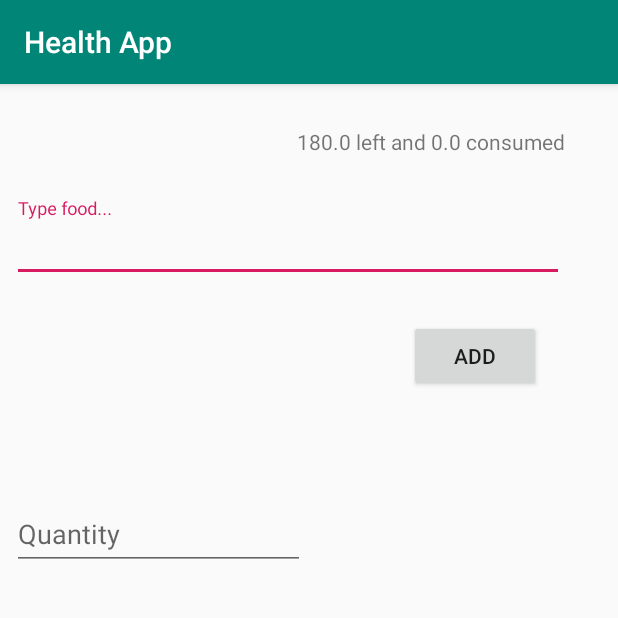
After one commit to lorenabodea/HealthApp, an Android app: the MenuActivity screen opened directly, with no data from a screen before it, on a phone screen of 412 x 824 dp, the top half of it. The commit adds this screen. Run offline under Robolectric (Android 15) with nearby library versions, the phone set to English and light mode, and no system bars; 1 statement that could not run was skipped.

Commit message:
added menu activity + parsed nutrients from foodAPI

```diff
--- a/app/src/main/AndroidManifest.xml
+++ b/app/src/main/AndroidManifest.xml
@@ -1,6 +1,8 @@
 <?xml version="1.0" encoding="utf-8"?>
 <manifest xmlns:android="http://schemas.android.com/apk/res/android"
     package="com.example.healthapp">
+
+    <uses-permission android:name="android.permission.INTERNET" />
 
     <application
         android:allowBackup="true"
@@ -9,7 +11,7 @@
         android:roundIcon="@mipmap/ic_launcher_round"
         android:supportsRtl="true"
         android:theme="@style/AppTheme">
-        <activity android:name=".CreateTreatmentProfileActivity"></activity>
+        <activity android:name=".CreateTreatmentProfileActivity" />
         <activity android:name=".CreateProfileActivity" />
         <activity android:name=".MainActivity">
             <intent-filter>
@@ -18,6 +20,8 @@
                 <category android:name="android.intent.category.LAUNCHER" />
             </intent-filter>
         </activity>
+        <activity android:name=".MenuActivity" />
+        <activity android:name=".DailyTreatmentActivity"></activity>
     </application>
 
 </manifest>
--- a/app/src/main/java/com/example/healthapp/CreateProfileActivity.java
+++ b/app/src/main/java/com/example/healthapp/CreateProfileActivity.java
@@ -1,15 +1,14 @@
 package com.example.healthapp;
 
 import android.content.Intent;
+import android.os.Bundle;
 import android.support.design.widget.TextInputEditText;
 import android.support.v7.app.AppCompatActivity;
-import android.os.Bundle;
 import android.view.Menu;
 import android.view.MenuInflater;
 import android.view.MenuItem;
 import android.view.View;
 import android.widget.Button;
-import android.widget.RadioButton;
 import android.widget.RadioGroup;
 import android.widget.Toast;
 
@@ -18,7 +17,6 @@ import com.example.healthapp.util.Constants;
 
 import java.text.ParseException;
 import java.util.Date;
-import java.util.TooManyListenersException;
 
 public class CreateProfileActivity extends AppCompatActivity {
 
--- /dev/null
+++ b/app/src/main/java/com/example/healthapp/MenuActivity.java
@@ -0,0 +1,112 @@
+package com.example.healthapp;
+
+import android.annotation.SuppressLint;
+import android.support.design.widget.TextInputEditText;
+import android.support.v7.app.AppCompatActivity;
+import android.os.Bundle;
+import android.view.View;
+import android.widget.Button;
+import android.widget.TextView;
+import android.widget.Toast;
+
+import com.example.healthapp.network.FoodParser;
+import com.example.healthapp.network.HTTPManager;
+import com.example.healthapp.util.Nutrients;
+import com.example.healthapp.util.Validations;
+
+import org.json.JSONException;
+
+import java.util.ArrayList;
+import java.util.List;
+
+public class MenuActivity extends AppCompatActivity {
+
+    TextInputEditText typeFood;
+    TextInputEditText quantity;
+    Button addBtn;
+    TextView remainingCarbsTV;
+    Nutrients nutrients = new Nutrients(0.0, 0.0);
+    List<Nutrients> nutrientsList;
+    Double remainingCarbs = 180.0;
+    Double totalKcals = 0.0;
+
+    @Override
+    protected void onCreate(Bundle savedInstanceState) {
+        super.onCreate(savedInstanceState);
+        setContentView(R.layout.activity_menu);
+
+        init();
+    }
+
+    private void init() {
+        typeFood = findViewById(R.id.menu_type_food_tie);
+        quantity = findViewById(R.id.menu_quantity);
+        addBtn = findViewById(R.id.menu_add_btn);
+        addBtn.setOnClickListener(addBtnClickEvent());
+        remainingCarbsTV = findViewById(R.id.menu_remainingCarbs_tv);
+        remainingCarbsTV.setText(remainingCarbs + " left and "+ totalKcals +" consumed");
+
+        nutrientsList = new ArrayList<>();
+    }
+
+    private View.OnClickListener addBtnClickEvent() {
+        return new View.OnClickListener() {
+            @Override
+            public void onClick(View v) {
+                if(isValid()){
+                    final String foodName = typeFood.getText().toString();
+                    final Integer quant = Integer.parseInt(quantity.getText().toString());
+                    String URL;
+                    String[] splited = foodName.split("\\s+");
+                    if(splited.length==1){
+                        URL  = "https://api.edamam.com/api/food-database/parser?ingr=" +
+                                foodName + "&app_id=7ac64b8e&app_key=22eb5d58662867094ba13a8880946bb0";
+                    }else{
+                        URL  = "https://api.edamam.com/api/food-database/parser?ingr=" +
+                                splited[0]+"%20"+splited[1] + "&app_id=7ac64b8e&app_key=22eb5d58662867094ba13a8880946bb0";
+                    }
+                    @SuppressLint("StaticFieldLeak") HTTPManager manager = new HTTPManager(){
+                        @Override
+                        protected void onPostExecute(String s){
+                            try {
+                                if(FoodParser.fromJson(s)==null){
+                                    typeFood.setError("No food found with the name: "+ typeFood.getText().toString()+" was found");
+                                }else{
+                                    Double nrOfCarbs = FoodParser.fromJson(s).getCarbs();
+                                    nutrients.setCarbs(nrOfCarbs);
+                                    Double nrOfKcals = FoodParser.fromJson(s).getCalories();
+                                    nutrients.setCalories(nrOfKcals);
+                                    nutrientsList.add(nutrients);
+                                    remainingCarbs-=nrOfCarbs/100*quant;
+                                    totalKcals = quant*nrOfKcals/100;
+                                    remainingCarbsTV.setText(remainingCarbs + " carbs left and "+totalKcals+" calories consumed");
+                                }
+                            } catch (JSONException e) {
+                                e.printStackTrace();
+                            }
+                        }
+                    };
+                    manager.execute(URL);
+                }else{
+                    Toast.makeText(getApplicationContext(), "nu e", Toast.LENGTH_SHORT).show();
+                }
+
+
+            }
+        };
+
+    }
+
+    public boolean isValid(){
+        if(Validations.isEmptyField(typeFood.getText().toString())){
+            typeFood.setError("Insert food");
+            return false;
+        }
+
+        if(Validations.isEmptyField(quantity.getText().toString())){
+            quantity.setError("Insert quantity");
+            return false;
+        }
+        return true;
+    }
+}
--- /dev/null
+++ b/app/src/main/res/layout/activity_menu.xml
@@ -0,0 +1,85 @@
+<?xml version="1.0" encoding="utf-8"?>
+<android.support.constraint.ConstraintLayout xmlns:android="http://schemas.android.com/apk/res/android"
+    xmlns:app="http://schemas.android.com/apk/res-auto"
+    xmlns:tools="http://schemas.android.com/tools"
+    android:layout_width="match_parent"
+    android:layout_height="match_parent"
+    tools:context=".MenuActivity">
+
+    <android.support.design.widget.TextInputLayout
+        android:id="@+id/menu_type_food_til"
+        android:layout_width="368dp"
+        android:layout_height="wrap_content"
+        android:layout_marginStart="8dp"
+        android:layout_marginLeft="8dp"
+        android:layout_marginTop="76dp"
+        android:layout_marginEnd="8dp"
+        android:layout_marginRight="8dp"
+        app:layout_constraintEnd_toEndOf="parent"
+        app:layout_constraintHorizontal_bias="0.0"
+        app:layout_constraintStart_toStartOf="parent"
+        app:layout_constraintTop_toTopOf="parent">
+
+        <android.support.design.widget.TextInputEditText
+            android:id="@+id/menu_type_food_tie"
+            android:layout_width="match_parent"
+            android:layout_height="wrap_content"
+            android:hint="@string/menu_type_food" />
+    </android.support.design.widget.TextInputLayout>
+
+    <android.support.design.widget.TextInputLayout
+        android:id="@+id/textInputLayout2"
+        android:layout_width="195dp"
+        android:layout_height="wrap_content"
+        android:layout_marginStart="8dp"
+        android:layout_marginLeft="8dp"
+        android:layout_marginTop="8dp"
+        android:layout_marginBottom="316dp"
+        app:layout_constraintBottom_toBottomOf="parent"
+        app:layout_constraintStart_toStartOf="parent"
+        app:layout_constraintTop_toBottomOf="@+id/menu_type_food_til">
+
+        <android.support.design.widget.TextInputEditText
+            android:id="@+id/menu_quantity"
+            android:layout_width="match_parent"
+            android:layout_height="wrap_content"
+            android:hint="@string/menu_quantity"
+            android:inputType="number"/>
+    </android.support.design.widget.TextInputLayout>
+
+    <Button
+        android:id="@+id/menu_add_btn"
+        android:layout_width="wrap_content"
+        android:layout_height="wrap_content"
+        android:layout_marginStart="8dp"
+        android:layout_marginLeft="8dp"
+        android:layout_marginTop="8dp"
+        android:layout_marginEnd="8dp"
+        android:layout_marginRight="8dp"
+        android:layout_marginBottom="8dp"
+        android:text="@string/menu_add"
+        app:layout_constraintBottom_toBottomOf="parent"
+        app:layout_constraintEnd_toEndOf="parent"
+        app:layout_constraintHorizontal_bias="0.584"
+        app:layout_constraintStart_toEndOf="@+id/textInputLayout2"
+        app:layout_constraintTop_toBottomOf="@+id/menu_type_food_til"
+        app:layout_constraintVertical_bias="0.03" />
+
+    <TextView
+        android:id="@+id/menu_remainingCarbs_tv"
+        android:layout_width="wrap_content"
+        android:layout_height="wrap_content"
+        android:layout_marginStart="8dp"
+        android:layout_marginLeft="8dp"
+        android:layout_marginTop="8dp"
+        android:layout_marginEnd="8dp"
+        android:layout_marginRight="8dp"
+        android:layout_marginBottom="8dp"
+        android:text="TextView"
+        app:layout_constraintBottom_toTopOf="@+id/menu_type_food_til"
+        app:layout_constraintEnd_toEndOf="parent"
+        app:layout_constraintHorizontal_bias="0.874"
+        app:layout_constraintStart_toStartOf="parent"
+        app:layout_constraintTop_toTopOf="parent"
+        app:layout_constraintVertical_bias="0.512" />
+</android.support.constraint.ConstraintLayout>
--- a/app/src/main/res/values/strings.xml
+++ b/app/src/main/res/values/strings.xml
@@ -18,4 +18,10 @@
     <string name="treatment_profile_title">Treatment profile</string>
     <string name="menu_treatmenr">Treatment profile</string>
     <string name="create_profile_save">Save</string>
+    <string name="menu_create_menu_btn">Create menu</string>
+    <string name="menu_type_food">Type food...</string>
+    <string name="menu_quantity">Quantity</string>
+    <string name="menu_add">Add</string>
+    <string name="error_typeFood">Insert food!</string>
+    <string name="error_quantity">Insert quantity!</string>
 </resources>
```
Also changed, not shown: app/src/main/java/com/example/healthapp/MainActivity.java (+21 -1 lines), app/src/main/java/com/example/healthapp/network/FoodParser.java (added, +32 -0 lines), app/src/main/java/com/example/healthapp/network/HTTPManager.java (added, +78 -0 lines), app/src/main/java/com/example/healthapp/util/Validations.java (added, +11 -0 lines), app/src/main/res/layout/activity_main.xml (+14 -6 lines).
